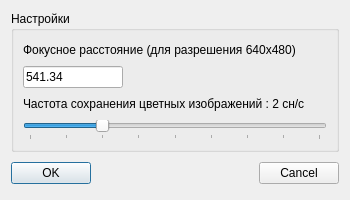
The window that scanelium/SettingsDialog.ui (lotmennikov/Scanelium) describes before a commit, drawn with Qt 5.
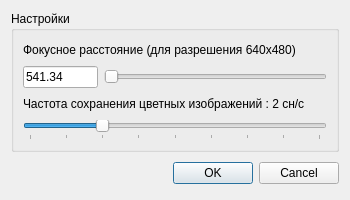
The same window after the commit.

Diff of the .ui file:
```diff
--- a/scanelium/SettingsDialog.ui
+++ b/scanelium/SettingsDialog.ui
@@ -46,11 +46,13 @@
        </widget>
       </item>
       <item>
-       <widget class="QLineEdit" name="focalLengthEdit">
+       <layout class="QHBoxLayout" name="horizontalLayout">
+        <item>
+         <widget class="QLineEdit" name="focalEdit">
         <property name="maximumSize">
          <size>
-          <width>100</width>
-          <height>16777215</height>
+            <width>75</width>
+            <height>200</height>
          </size>
         </property>
         <property name="text">
@@ -59,6 +61,21 @@
        </widget>
       </item>
       <item>
+         <widget class="QSlider" name="focalSlider">
+          <property name="minimum">
+           <number>400</number>
+          </property>
+          <property name="maximum">
+           <number>700</number>
+          </property>
+          <property name="orientation">
+           <enum>Qt::Horizontal</enum>
+          </property>
+         </widget>
+        </item>
+       </layout>
+      </item>
+      <item>
        <widget class="QLabel" name="freqLabel">
         <property name="text">
          <string>Частота сохранения цветных изображений : 2 сн/с</string>
@@ -107,13 +124,6 @@
      <property name="bottomMargin">
       <number>0</number>
      </property>
-     <item>
-      <widget class="QPushButton" name="okButton">
-       <property name="text">
-        <string>OK</string>
-       </property>
-      </widget>
-     </item>
      <item>
       <spacer>
        <property name="orientation">
@@ -127,6 +137,13 @@
        </property>
       </spacer>
      </item>
+     <item>
+      <widget class="QPushButton" name="okButton">
+       <property name="text">
+        <string>OK</string>
+       </property>
+      </widget>
+     </item>
      <item>
       <widget class="QPushButton" name="cancelButton">
        <property name="text">
```
Lines whose indentation alone changed are shown as unchanged.
